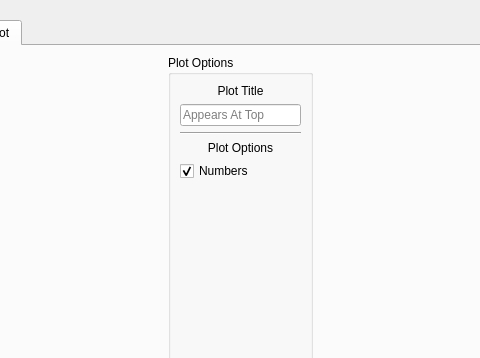
Before: the Qt Designer form ui/dialogs/plot_exporter/plot_exporter.ui in NATuG3/NATuG3, drawn with Qt 5; both pictures show x 199 to 679 and y 0 to 358 of the 879 by 661 pixel window.
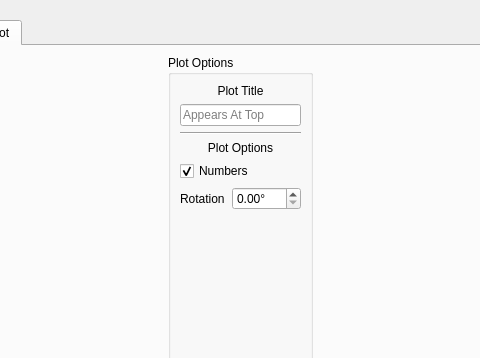
After: the same form once the commit is applied. The open tabs and pages were chosen to show the change.

Commit message: Implement top view exporting

Diff of the .ui file:
```diff
--- a/ui/dialogs/plot_exporter/plot_exporter.ui
+++ b/ui/dialogs/plot_exporter/plot_exporter.ui
@@ -525,6 +525,23 @@
                </property>
               </widget>
              </item>
+             <item row="5" column="1">
+              <widget class="QDoubleSpinBox" name="top_view_rotation">
+               <property name="suffix">
+                <string>°</string>
+               </property>
+               <property name="maximum">
+                <double>360.000000000000000</double>
+               </property>
+              </widget>
+             </item>
+             <item row="5" column="0">
+              <widget class="QLabel" name="label_6">
+               <property name="text">
+                <string>Rotation</string>
+               </property>
+              </widget>
+             </item>
             </layout>
            </widget>
           </item>
```
Left out of the diff: 10 changed lines with no effect on the pictures. The commit also changes 4 other files.
